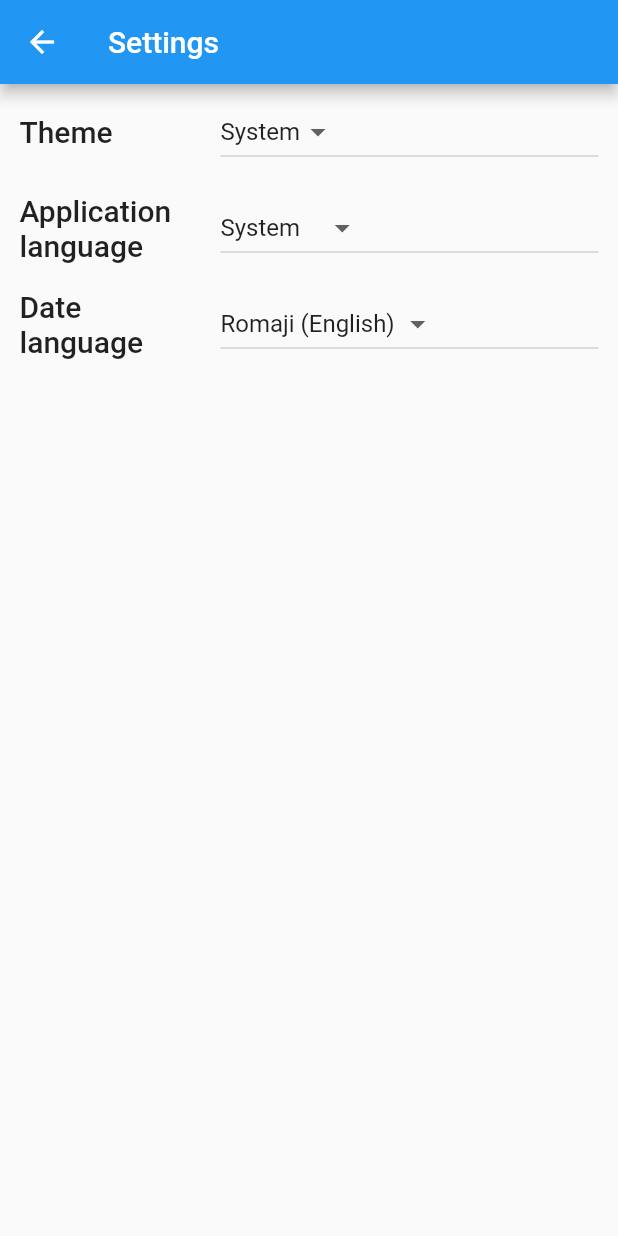
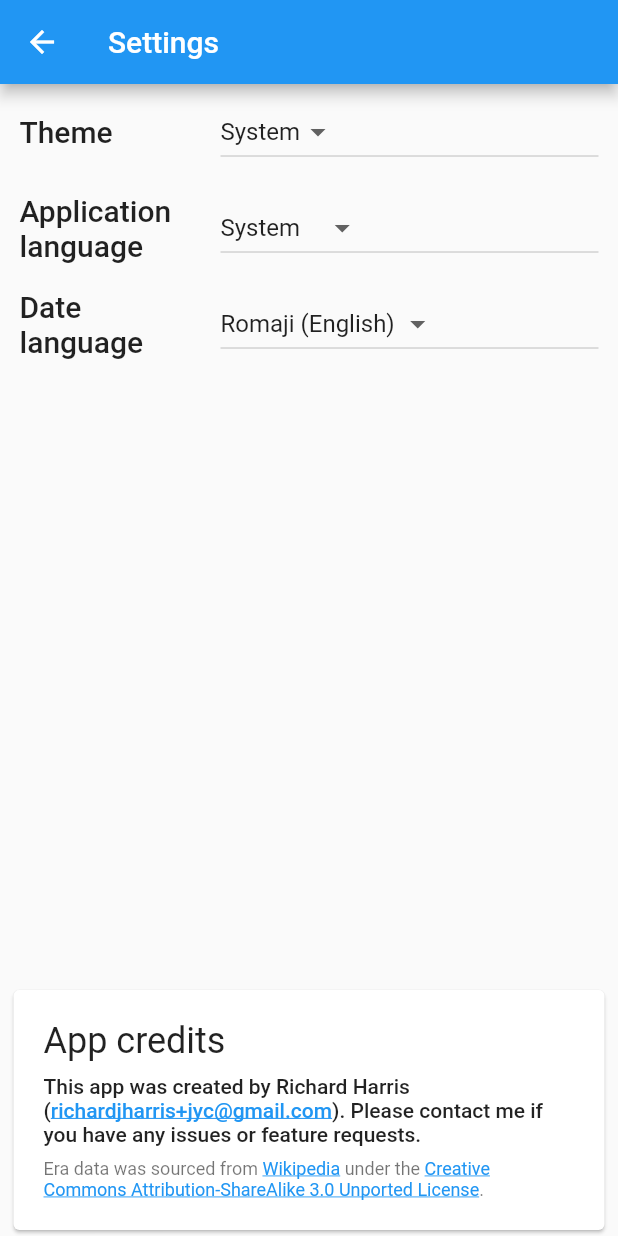
Before and after one commit to richardjharris/japanese_year_calculator, a Flutter app: the screen it shows after launch, after a tap on the "settings" icon, on a phone screen of 412 x 824 dp. Run offline on Flutter 3.47's test engine with Material 2 defaults, Android fonts, the light colour scheme and no system bars; our stand-ins replace shared_preferences; generated files the repository leaves out were written again.

Commit message:
Move credits into settings and rename info to EraList

```diff
--- a/lib/src/app.dart
+++ b/lib/src/app.dart
@@ -1,6 +1,6 @@
 import 'package:flutter/material.dart';
 import 'package:flutter_gen/gen_l10n/app_localizations.dart';
-import 'package:japanese_year_calculator/src/info/info_view.dart';
+import 'package:japanese_year_calculator/src/era_list/era_list_view.dart';
 
 import 'package:japanese_year_calculator/src/localization/app_localizations_context.dart';
 import 'package:japanese_year_calculator/src/themes.dart';
@@ -47,8 +47,8 @@ class MyApp extends StatelessWidget {
                 switch (routeSettings.name) {
                   case SettingsView.routeName:
                     return SettingsView(controller: settingsController);
-                  case InfoView.routeName:
-                    return const InfoView();
+                  case EraListView.routeName:
+                    return const EraListView();
                   case YearDialView.routeName:
                   default:
                     return YearDialView(settings: settingsController);
--- a/lib/src/era_data.dart
+++ b/lib/src/core/era_data.dart
@@ -1,4 +1,4 @@
-import 'package:japanese_year_calculator/src/year_calculator.dart';
+import 'package:japanese_year_calculator/src/core/year_calculator.dart';
 
 /// List of all the known Japanese eras.
 const eras = [
--- a/lib/src/year_calculator.dart
+++ b/lib/src/core/year_calculator.dart
@@ -1,5 +1,5 @@
 import 'package:japanese_year_calculator/src/settings/settings_service.dart';
-import 'package:japanese_year_calculator/src/era_data.dart' as era_data;
+import 'package:japanese_year_calculator/src/core/era_data.dart' as era_data;
 
 /// Defines an era (known as 元号 in Japan) with its initial Western year and
 /// its title in various forms.
--- a/lib/src/localization/app_en.arb
+++ b/lib/src/localization/app_en.arb
@@ -44,10 +44,34 @@
     "description": "Option shown to denote using the system locale (language)"
   },
   "settingsTooltip": "Change theme or language",
-  "infoTooltip": "Full era list and app credits",
-  "appCredits": "App credits",
-  "appCreditsBeforeEmail": "This app was created by Richard Harris (",
-  "appCreditsAfterEmail": "). Please contact me if you have any issues or feature requests.",
+  "eraListTooltip": "See list of all eras",
+  "appCreditsHeader": "App credits",
+  "appCreditsBody": "This app was created by Richard Harris ({appDeveloperEmail}). Please contact me if you have any issues or feature requests. ",
+  "@appCreditsBody": {
+    "placeholders": {
+      "appDeveloperEmail": {
+        "type": "String",
+        "description": "App developer e-mail address",
+        "example": "joe@bloggs.com"
+      }
+    }
+  },
+  "appCreditsAttribution": "Era data was sourced from {wikipedia} under the {ccLicenseName}.",
+  "@appCreditsAttribution": {
+    "placeholders": {
+      "wikipedia": {
+        "type": "String",
+        "description": "Link to Wikipedia source article"
+      },
+      "ccLicenseName": {
+        "type": "String",
+        "description": "Name of the CC license used for the underlying app data"
+      }
+    }
+  },
+  "ccLicenseName": "Creative Commons Attribution-ShareAlike 3.0 Unported License",
+  "ccLicenseUrl": "https://creativecommons.org/licenses/by-sa/3.0/",
+  "wikipedia": "Wikipedia",
   "fromYear": "From",
   "untilYear": "Until",
   "kanjiHeading": "Japanese",
--- a/lib/src/localization/app_ja.arb
+++ b/lib/src/localization/app_ja.arb
@@ -17,10 +17,13 @@
   "dateLanguage": "元号の表記",
   "systemLanguage": "システム",
   "settingsTooltip": "テーマ・言語を変える",
-  "infoTooltip": "元号一覧とクレジットを見る",
-  "appCredits": "クレジット",
-  "appCreditsBeforeEmail": "開発者：Richard Harris （",
-  "appCreditsAfterEmail": "）。ご意見やお気づきの点がありましたら、そのメールアドレスまでお願いいたします。",
+  "eraListTooltip": "元号一覧を見る",
+  "appCreditsHeader": "このアプリについて",
+  "appCreditsBody": "開発者：Richard Harris （{appDeveloperEmail})。ご意見やお気づきの点がありましたら、そのメールアドレスまでお願いいたします。",
+  "appCreditsAttribution": "元号データは{ccLicenseName}の提供で{wikipedia}の基に作成しました。",
+  "ccLicenseName": "クリエイティブ・コモンズ 表示-継承 3.0 非移植のライセンス",
+  "ccLicenseUrl": "https://creativecommons.org/licenses/by-sa/3.0/deed.ja",
+  "wikipedia": "ウィキペディア",
   "fromYear": "始期",
   "untilYear": "終期",
   "kanjiHeading": "漢字",
--- /dev/null
+++ b/lib/src/settings/app_credits.dart
@@ -0,0 +1,132 @@
+import 'dart:convert';
+
+import 'package:flutter/gestures.dart';
+import 'package:flutter/material.dart';
+import 'package:japanese_year_calculator/src/localization/app_localizations_context.dart';
+import 'package:url_launcher/url_launcher.dart';
+
+/// Small card that shows the app credits and attribution of era data.
+class AppCredits extends StatelessWidget {
+  const AppCredits({Key? key}) : super(key: key);
+
+  /// Developer e-mail address.
+  static final String email = String.fromCharCodes(
+      base64.decode('cmljaGFyZGpoYXJyaXMranljQGdtYWlsLmNvbQ=='));
+
+  /// Permalink URL for the Japanese era list.
+  static const String wikipediaSourceUrl =
+      "https://ja.wikipedia.org/w/index.php?title=%E5%85%83%E5%8F%B7%E4%B8%80%E8%A6%A7_(%E6%97%A5%E6%9C%AC)&oldid=87512323";
+
+  @override
+  Widget build(BuildContext context) {
+    return Card(
+      child: Padding(
+        padding: const EdgeInsets.all(20.0),
+        child: Column(
+          crossAxisAlignment: CrossAxisAlignment.start,
+          children: [
+            Text(context.loc.appCreditsHeader,
+                style: Theme.of(context).textTheme.headline5),
+            const SizedBox(height: 8.0),
+            _creditsText(context),
+          ],
+        ),
+      ),
+    );
+  }
+
+  Widget _creditsText(BuildContext context) {
+    final textStyle = Theme.of(context).textTheme.bodyLarge!;
+    final smallTextStyle = Theme.of(context).textTheme.bodySmall!;
+    final linkColor = Theme.of(context).buttonTheme.colorScheme!.primary;
+
+    TextSpan bodySpan = TextSpan(
+      style: textStyle,
+      text: context.loc.appCreditsBody(email),
+    );
+    bodySpan = linkify(bodySpan, email, 'mailto:$email', linkColor);
+
+    TextSpan attributionSpan = TextSpan(
+      style: smallTextStyle,
+      text: context.loc.appCreditsAttribution(
+        context.loc.wikipedia,
+        context.loc.ccLicenseName,
+      ),
+    );
+    attributionSpan = linkify(
+      attributionSpan,
+      context.loc.wikipedia,
+      wikipediaSourceUrl,
+      linkColor,
+    );
+    attributionSpan = linkify(
+      attributionSpan,
+      context.loc.ccLicenseName,
+      context.loc.ccLicenseUrl,
+      linkColor,
+    );
+
+    return Column(
+      children: [
+        RichText(text: bodySpan),
+        const SizedBox(height: 8.0),
+        RichText(text: attributionSpan),
+      ],
+    );
+  }
+}
+
+/// Replace [linkText] with a clickable link to [url].
+///
+/// [span] must have a style.
+///
+/// If [linkText] appears more than once in the span, only the first occurrence
+/// will be turned into a link.
+TextSpan linkify(TextSpan span, String linkText, String url, Color linkColor) {
+  TextSpan returnValue;
+  if (span.text != null && span.text!.contains(linkText)) {
+    returnValue = TextSpan(
+      style: span.style,
+      children: [
+        TextSpan(
+          text: span.text!.substring(0, span.text!.indexOf(linkText)),
+          style: span.style,
+        ),
+        TextSpan(
+          text: linkText,
+          style: span.style?.copyWith(
+            color: linkColor,
+            decoration: TextDecoration.underline,
+          ),
+          recognizer: TapGestureRecognizer()
+            ..onTap = () {
+              launch(url);
+            },
+        ),
+        TextSpan(
+          text: span.text!.substring(
+              span.text!.indexOf(linkText) + linkText.length,
+              span.text!.length),
+          style: span.style,
+        ),
+      ],
+    );
+  } else if (span.children != null) {
+    /// Try searching the children
+    returnValue = TextSpan(
+      style: span.style,
+      text: span.text,
+      children: span.children!.map((child) {
+        if (child is TextSpan) {
+          return linkify(child, linkText, url, linkColor);
+        } else {
+          return child;
+        }
+      }).toList(),
+    );
+  } else {
+    returnValue = span;
+  }
+
+  return returnValue;
+}
--- a/lib/src/settings/settings_view.dart
+++ b/lib/src/settings/settings_view.dart
@@ -1,9 +1,11 @@
 import 'package:flutter/material.dart';
 
 import 'package:japanese_year_calculator/src/localization/app_localizations_context.dart';
+import 'package:japanese_year_calculator/src/settings/app_credits.dart';
 import 'package:japanese_year_calculator/src/settings/settings_service.dart';
 import 'settings_controller.dart';
 
+/// Left side (label) for a setting
 class SettingLeft extends StatelessWidget {
   final String title;
 
@@ -21,6 +23,7 @@ class SettingLeft extends StatelessWidget {
   }
 }
 
+/// Right side (control) for a setting
 class SettingRight extends StatelessWidget {
   final Widget child;
 
@@ -38,6 +41,8 @@ class SettingRight extends StatelessWidget {
 ///
 /// When a user changes a setting, the SettingsController is updated and
 /// Widgets that listen to the SettingsController are rebuilt.
+///
+/// App credits are shown at the bottom.
 class SettingsView extends StatelessWidget {
   const SettingsView({Key? key, required this.controller}) : super(key: key);
 
@@ -53,6 +58,8 @@ class SettingsView extends StatelessWidget {
         ),
         body: Padding(
             padding: const EdgeInsets.symmetric(horizontal: 5.0),
+            child: Column(children: [
+              Expanded(
                 child: Column(
                   children: [
                     Row(
@@ -75,7 +82,9 @@ class SettingsView extends StatelessWidget {
                     ),
                   ],
                 ),
-        ));
+              ),
+              const AppCredits(),
+            ])));
   }
 }
 
--- a/lib/src/year_dial/dial_wheel_settings.dart
+++ b/lib/src/year_dial/dial_wheel_settings.dart
@@ -1,4 +1,4 @@
-import 'package:japanese_year_calculator/src/year_calculator.dart';
+import 'package:japanese_year_calculator/src/core/year_calculator.dart';
 
 class DialWheelSettings {
   static const futureYearsToShow = 9;
--- a/lib/src/year_dial/year_dial_view.dart
+++ b/lib/src/year_dial/year_dial_view.dart
@@ -1,5 +1,5 @@
 import 'package:flutter/material.dart';
-import 'package:japanese_year_calculator/src/info/info_view.dart';
+import 'package:japanese_year_calculator/src/era_list/era_list_view.dart';
 import 'package:japanese_year_calculator/src/settings/settings_controller.dart';
 import 'package:japanese_year_calculator/src/settings/settings_view.dart';
 import 'package:japanese_year_calculator/src/localization/app_localizations_context.dart';
@@ -37,11 +37,11 @@ class _YearDialViewState extends State<YearDialView> {
         title: Text(context.loc.appTitle),
         actions: [
           IconButton(
-            icon: const Icon(Icons.info),
-            tooltip: context.loc.infoTooltip,
+            icon: const Icon(Icons.view_list),
+            tooltip: context.loc.eraListTooltip,
             onPressed: () {
               // Restorable push means the state will persist across app restarts.
-              Navigator.restorablePushNamed(context, InfoView.routeName);
+              Navigator.restorablePushNamed(context, EraListView.routeName);
             },
           ),
           const SizedBox(width: 10.0),
--- a/lib/src/year_dial/year_dial_wheel.dart
+++ b/lib/src/year_dial/year_dial_wheel.dart
@@ -1,7 +1,7 @@
 import 'package:flutter/gestures.dart';
 import 'package:flutter/material.dart';
 import 'package:japanese_year_calculator/src/settings/settings_service.dart';
-import 'package:japanese_year_calculator/src/year_calculator.dart';
+import 'package:japanese_year_calculator/src/core/year_calculator.dart';
 import 'package:japanese_year_calculator/src/year_dial/dial_wheel_settings.dart';
 
 /// Custom scroll behaviour to support mouse drag as well as mouse wheel.
```
Also changed, not shown: lib/src/era_list/era_list_view.dart (renamed from lib/src/info/info_view.dart, +8 -68 lines), 2 other files. Lines whose indentation alone changed are shown as unchanged.
